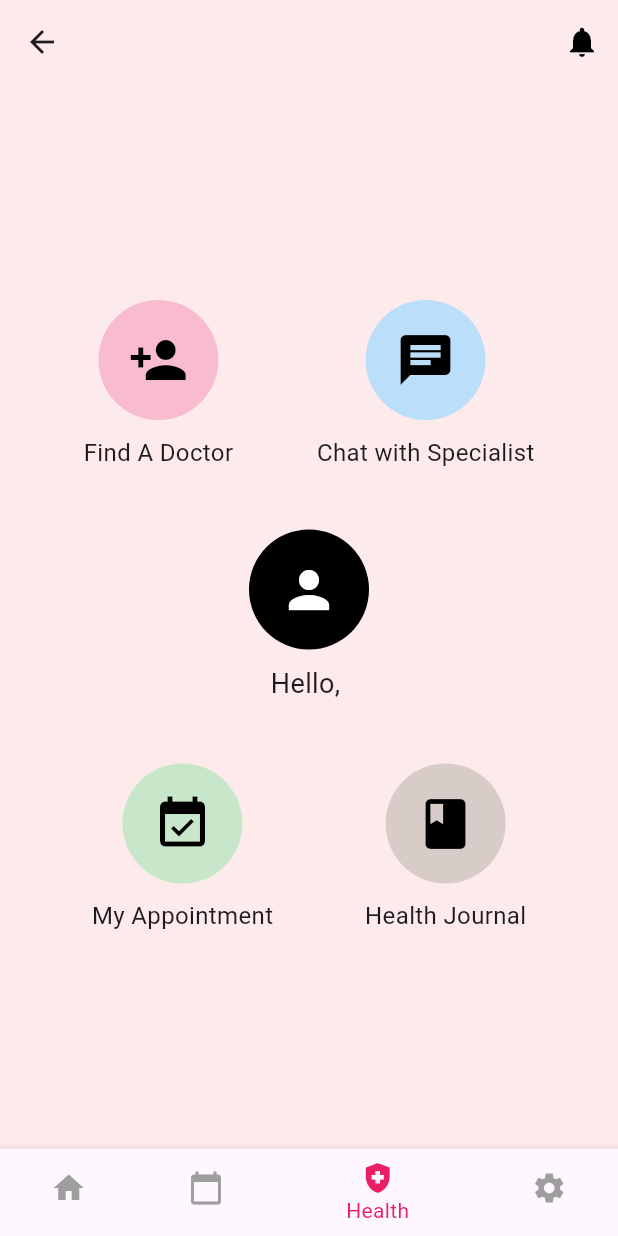
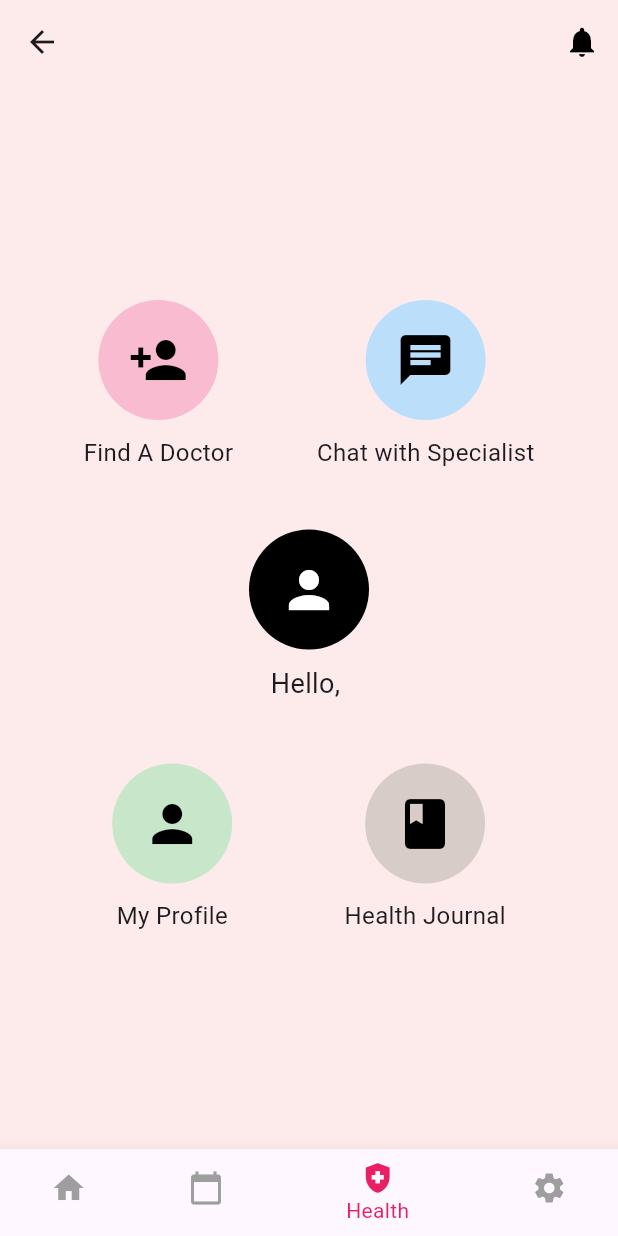
Before and after one commit to matthewnml/CSCI321-fyp, a Flutter app: the HomeSpecialistPage screen opened directly with empty values, item 3 of the bottom bar chosen, on a phone screen of 412 x 824 dp. Run offline on Flutter 3.47's test engine with Material 3 defaults, Android fonts, the phone set to English and light mode, and no system bars; our stand-ins replace cloud_firestore, firebase_auth, firebase_core, firebase_messaging, fl_chart, flutter_local_notifications and 4 more; accounts and stored records are empty.

Commit message:
lx update 1 Aug

```diff
--- a/pregnancy/lib/UI_1/home.dart
+++ b/pregnancy/lib/UI_1/home.dart
@@ -7,7 +7,7 @@ import 'countdowndays.dart'; // Import the CountdownDays widget
 import 'ivfinjection.dart'; // Import the IVF Injection page
 // Import the GuidePage
 import '/UI_2/calendar.dart'; // Import the calendar.dart file
-import '/UI_3/health.dart'; // Import the health.dart file
+import '../UI_3/health_user.dart'; // Import the health.dart file
 import '/UI_4/setting.dart'; // Import the settings.dart file
 
 class HomePage extends StatefulWidget {
--- a/pregnancy/lib/UI_1/home_after.dart
+++ b/pregnancy/lib/UI_1/home_after.dart
@@ -1,6 +1,6 @@
 import 'package:flutter/material.dart';
 import 'package:pregnancy/UI_2/calendar.dart';
-import 'package:pregnancy/UI_3/health.dart';
+import 'package:pregnancy/UI_3/health_user.dart';
 import 'package:pregnancy/UI_4/setting.dart';
 import 'package:pregnancy/UI_4/notificationpage.dart'; // Import the notifications page
 import 'babydevelopment.dart'; // Import the Baby Development page
--- a/pregnancy/lib/UI_1/home_before.dart
+++ b/pregnancy/lib/UI_1/home_before.dart
@@ -4,7 +4,7 @@ import 'ivfinjection.dart'; // Import the IVF Injection page
 import 'guides.dart'; // Import the GuidePage
 import 'articles.dart'; // Import the ArticlesPage
 import '/UI_2/calendar.dart'; // Import the calendar.dart file
-import '/UI_3/health.dart'; // Import the health.dart file
+import '../UI_3/health_user.dart'; // Import the health.dart file
 import '/UI_4/setting.dart'; // Import the settings.dart file
 
 class HomeBeforePage extends StatefulWidget {
--- a/pregnancy/lib/UI_1/home_during.dart
+++ b/pregnancy/lib/UI_1/home_during.dart
@@ -9,7 +9,7 @@ import 'countdowndays.dart'; // Import the CountdownDays widget
 import 'guides.dart'; // Import the GuidePage
 import 'articles.dart'; // Import the ArticlesPage
 import '/UI_2/calendar.dart'; // Import the calendar.dart file
-import '/UI_3/health.dart'; // Import the health.dart file
+import '../UI_3/health_user.dart'; // Import the health.dart file
 import '/UI_4/setting.dart'; // Import the settings.dart file
 
 class HomeDuringPage extends StatefulWidget {
--- a/pregnancy/lib/UI_1/home_special.dart
+++ b/pregnancy/lib/UI_1/home_special.dart
@@ -5,7 +5,7 @@ import 'ivfinjection.dart'; // Import the IVF Injection page
 import 'guides.dart'; // Import the GuidePage
 import 'articles.dart'; // Import the ArticlesPage
 import '/UI_2/calendar.dart'; // Import the calendar.dart file
-import '/UI_3/health.dart'; // Import the health.dart file
+import '../UI_3/health_specialist.dart'; // Import the health.dart file
 import '/UI_4/setting.dart'; // Import the settings.dart file
 
 class HomeSpecialistPage extends StatefulWidget {
@@ -28,7 +28,7 @@ class _HomeSpecialPageState extends State<HomeSpecialistPage> {
     _pages = <Widget>[
       HomePageContent(userId: widget.userId),
       const CalendarScreen(),
-      const HealthScreen(),
+      const HealthSpecialistScreen(),
       SettingsScreen(userId: widget.userId),
     ];
   }
--- /dev/null
+++ b/pregnancy/lib/UI_3/health_specialist.dart
@@ -0,0 +1,208 @@
+import 'package:flutter/material.dart';
+import 'package:firebase_auth/firebase_auth.dart';
+import 'package:cloud_firestore/cloud_firestore.dart';
+import 'package:pregnancy/UI_3/specialist_appt.dart';
+import 'package:pregnancy/UI_3/find_doc.dart';
+import 'package:pregnancy/UI_3/health_journal.dart';
+import 'package:pregnancy/UI_3/specialist_profile.dart'; // Import the specialist_profile.dart file
+
+class HealthSpecialistScreen extends StatefulWidget {
+  const HealthSpecialistScreen({super.key});
+
+  @override
+  _HealthSpecialistScreenState createState() => _HealthSpecialistScreenState();
+}
+
+class _HealthSpecialistScreenState extends State<HealthSpecialistScreen> {
+  final FirebaseAuth _auth = FirebaseAuth.instance;
+  final FirebaseFirestore _firestore = FirebaseFirestore.instance;
+  String _fullName = "User";
+
+  @override
+  void initState() {
+    super.initState();
+    _loadUserDetails();
+  }
+
+  void _loadUserDetails() async {
+    try {
+      User? user = _auth.currentUser;
+      if (user != null) {
+        DocumentSnapshot userDoc = await _firestore.collection('user_accounts').doc(user.uid).get();
+        if (userDoc.exists) {
+          setState(() {
+            _fullName = userDoc['full_name'] ?? "User";
+          });
+        }
+      }
+    } catch (e) {
+      ScaffoldMessenger.of(context).showSnackBar(
+        SnackBar(content: Text(e.toString())),
+      );
+    }
+  }
+
+  @override
+  Widget build(BuildContext context) {
+    return Scaffold(
+      appBar: AppBar(
+        backgroundColor: Colors.transparent,
+        elevation: 0,
+        actions: [
+          IconButton(
+            icon: const Icon(Icons.notifications, color: Colors.black),
+            onPressed: () {
+              // Handle notification icon tap
+            },
+          ),
+        ],
+      ),
+      body: Center(
+        child: Column(
+          mainAxisAlignment: MainAxisAlignment.center,
+          children: [
+            Row(
+              mainAxisAlignment: MainAxisAlignment.spaceEvenly,
+              children: [
+                GestureDetector(
+                  onTap: () {
+                    Navigator.push(
+                      context,
+                      MaterialPageRoute(
+                        builder: (context) => const BookWithDoctorScreen(),
+                      ),
+                    );
+                  },
+                  child: Column(
+                    children: [
+                      CircleAvatar(
+                        radius: 40,
+                        backgroundColor: Colors.pink.shade100,
+                        child: const Icon(
+                          Icons.person_add,
+                          size: 40,
+                          color: Colors.black,
+                        ),
+                      ),
+                      const SizedBox(height: 10),
+                      const Text(
+                        'Find A Doctor',
+                        style: TextStyle(fontSize: 16),
+                      ),
+                    ],
+                  ),
+                ),
+                GestureDetector(
+                  onTap: () {
+                    Navigator.push(
+                      context,
+                      MaterialPageRoute(
+                        builder: (context) => const ChatWithSpecialistScreen(),
+                      ),
+                    );
+                  },
+                  child: Column(
+                    children: [
+                      CircleAvatar(
+                        radius: 40,
+                        backgroundColor: Colors.blue.shade100,
+                        child: const Icon(
+                          Icons.chat,
+                          size: 40,
+                          color: Colors.black,
+                        ),
+                      ),
+                      const SizedBox(height: 10),
+                      const Text(
+                        'Chat with Specialist',
+                        style: TextStyle(fontSize: 16),
+                      ),
+                    ],
+                  ),
+                ),
+              ],
+            ),
+            const SizedBox(height: 40),
+            const CircleAvatar(
+              radius: 40,
+              backgroundColor: Colors.black,
+              child: Icon(
+                Icons.person,
+                size: 40,
+                color: Colors.white,
+              ),
+            ),
+            const SizedBox(height: 10),
+            Text(
+              'Hello, $_fullName',
+              style: const TextStyle(fontSize: 18),
+            ),
+            const SizedBox(height: 40),
+            Row(
+              mainAxisAlignment: MainAxisAlignment.spaceEvenly,
+              children: [
+                GestureDetector(
+                  onTap: () {
+                    Navigator.push(
+                      context,
+                      MaterialPageRoute(
+                        builder: (context) => const SpecialistProfileScreen(),
+                      ),
+                    );
+                  },
+                  child: Column(
+                    children: [
+                      CircleAvatar(
+                        radius: 40,
+                        backgroundColor: Colors.green.shade100,
+                        child: const Icon(
+                          Icons.person,
+                          size: 40,
+                          color: Colors.black,
+                        ),
+                      ),
+                      const SizedBox(height: 10),
+                      const Text(
+                        'My Profile',
+                        style: TextStyle(fontSize: 16),
+                      ),
+                    ],
+                  ),
+                ),
+                GestureDetector(
+                  onTap: () {
+                    Navigator.push(
+                      context,
+                      MaterialPageRoute(
+                        builder: (context) => const HealthJournal(),
+                      ),
+                    );
+                  },
+                  child: Column(
+                    children: [
+                      CircleAvatar(
+                        radius: 40,
+                        backgroundColor: Colors.brown.shade100,
+                        child: const Icon(
+                          Icons.book,
+                          size: 40,
+                          color: Colors.black,
+                        ),
+                      ),
+                      const SizedBox(height: 10),
+                      const Text(
+                        'Health Journal',
+                        style: TextStyle(fontSize: 16),
+                      ),
+                    ],
+                  ),
+                ),
+              ],
+            ),
+          ],
+        ),
+      ),
+      backgroundColor: const Color(0xFFfdebeb),
+    );
+  }
+}
--- a/pregnancy/lib/main.dart
+++ b/pregnancy/lib/main.dart
@@ -2,11 +2,10 @@ import 'package:flutter/foundation.dart' show kIsWeb;
 import 'package:flutter/material.dart';
 import 'package:firebase_core/firebase_core.dart';
 import 'package:cloud_firestore/cloud_firestore.dart';
-import 'package:firebase_auth/firebase_auth.dart';
 import 'package:firebase_messaging/firebase_messaging.dart';
 import 'UI_main/login.dart';
 import 'firebase_options.dart';
-import 'UI_3/health.dart';
+import 'UI_3/health_user.dart';
 import 'UI_1/home_during.dart';
 import 'UI_1/home_after.dart';
 import 'UI_1/home_before.dart';
--- a/pregnancy/pubspec.yaml
+++ b/pregnancy/pubspec.yaml
@@ -48,7 +48,6 @@ dependencies:
   http: ^1.2.2
   html: ^0.15.4
   health: ^10.2.0
-
 
   # not used yet, in the UI_3 health widget
   video_player: ^2.9.1
```
Also changed, not shown: pregnancy/lib/UI_3/specialist_profile.dart (added, +152 -0 lines), pregnancy/lib/UI_3/health_user.dart (renamed from pregnancy/lib/UI_3/health.dart), 2 other files.
